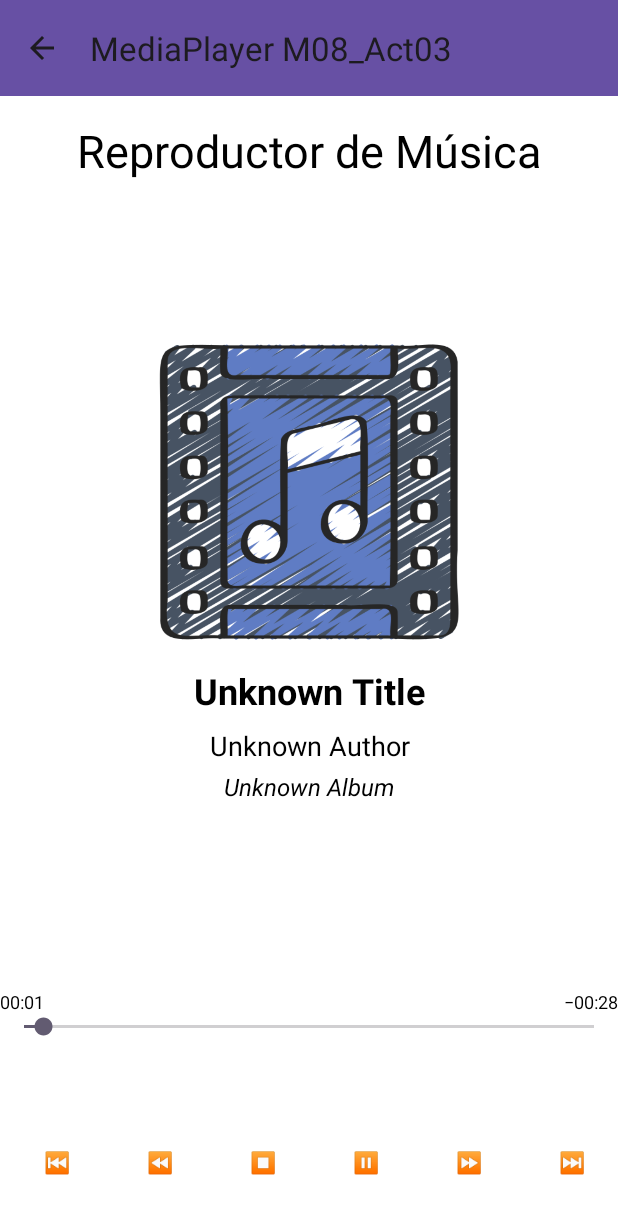
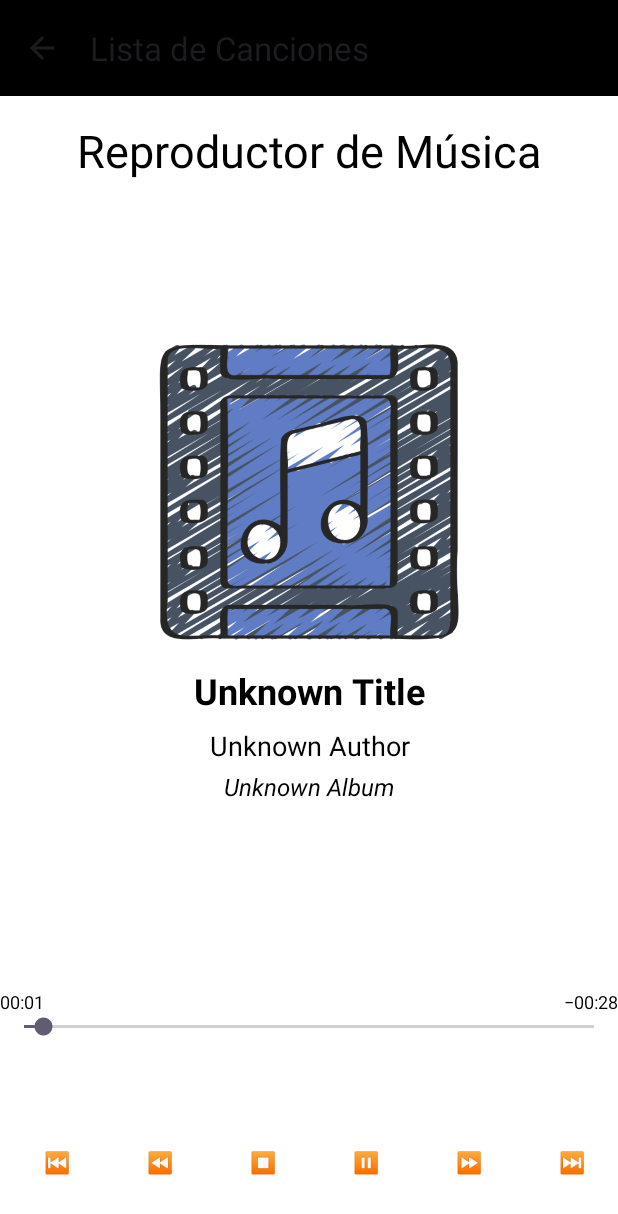
Before and after one commit to LinkiaFP-Exercises/M08_Act03_MidiaPlayer, an Android app: the MediaPlayerActivity screen opened directly, with no data from a screen before it, on a phone screen of 412 x 824 dp. Shown: the top 1214 px of the screen. Run offline under Robolectric (Android 15) with nearby library versions, the phone set to English and light mode, and no system bars; 1 statement that could not run was skipped.

Commit message:
toolbar corrections

```diff
--- a/AndroidProject/app/src/main/java/com/faunog/m08_act03/MediaPlayerActivity.java
+++ b/AndroidProject/app/src/main/java/com/faunog/m08_act03/MediaPlayerActivity.java
@@ -174,7 +174,7 @@ public class MediaPlayerActivity extends AppCompatActivity {
         setSupportActionBar(toolbar);
 
         if (getSupportActionBar() != null) {
-            getSupportActionBar().setTitle(getString(R.string.app_name));
+            getSupportActionBar().setTitle(getString(R.string.activity_main_TextView_TOP));
             getSupportActionBar().setDisplayHomeAsUpEnabled(true);
             getSupportActionBar().setDisplayShowHomeEnabled(true);
         }
--- a/AndroidProject/app/src/main/res/layout/activity_media_player.xml
+++ b/AndroidProject/app/src/main/res/layout/activity_media_player.xml
@@ -13,7 +13,7 @@
         android:id="@+id/toolbar"
         android:layout_width="match_parent"
         android:layout_height="?attr/actionBarSize"
-        android:background="?attr/colorPrimary"
+        android:background="@color/black"
         android:elevation="4dp"
         android:theme="?attr/actionBarTheme" />
 
```
